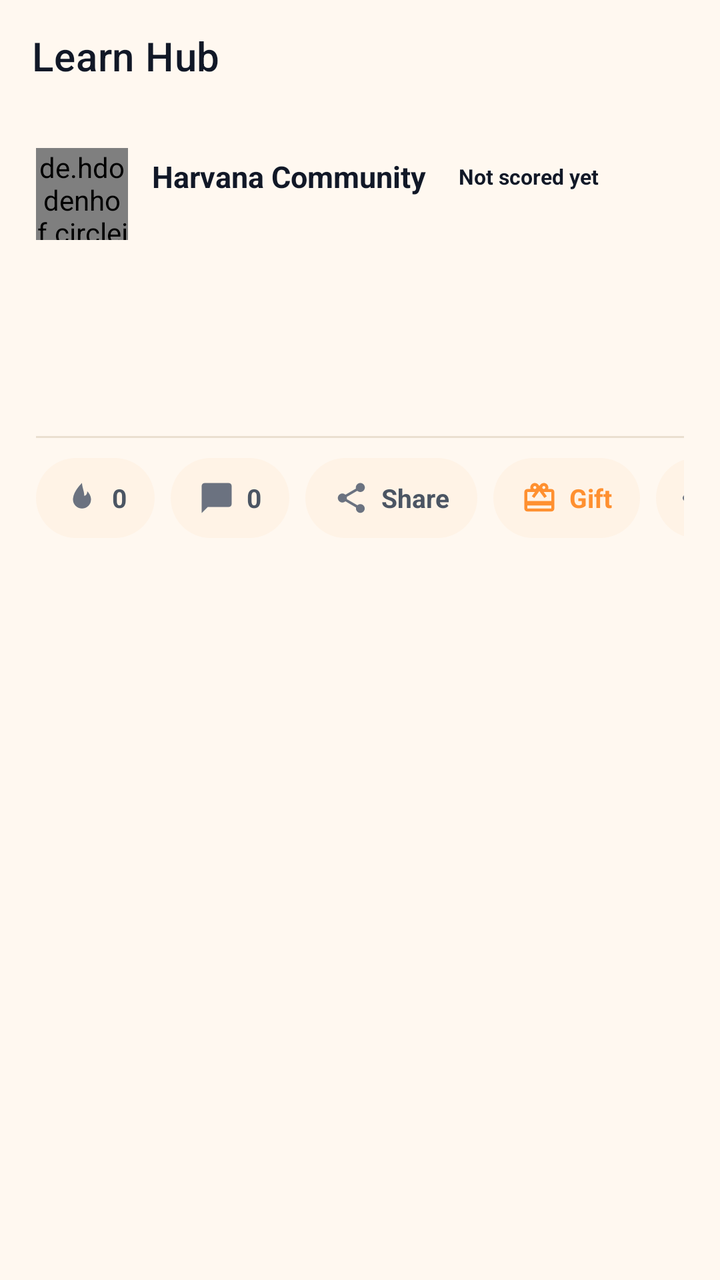
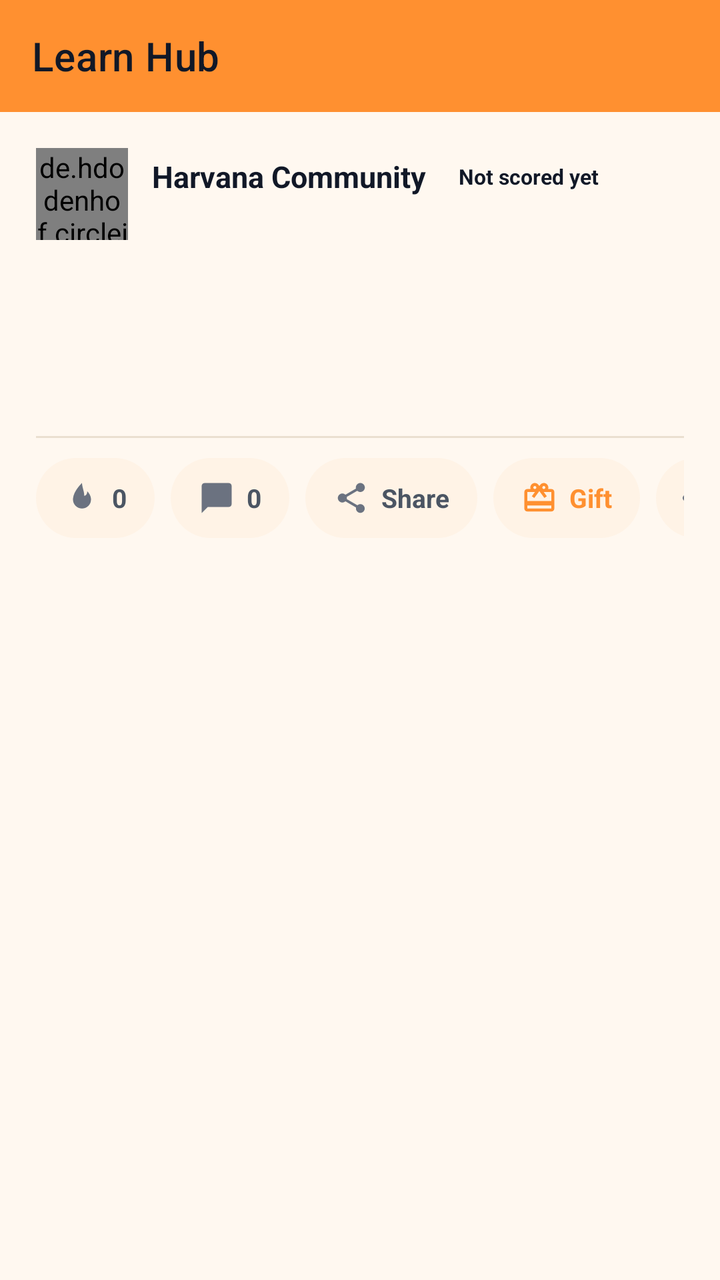

Screens rendered from an Android XML layout before and after an edit, with the pre-edit source and the edit as a unified diff.
<!-- AndroidManifest.xml: application theme AppTheme -->
<!-- res/layout/activity_learn_read.xml -->
<?xml version="1.0" encoding="utf-8"?>
<androidx.coordinatorlayout.widget.CoordinatorLayout xmlns:android="http://schemas.android.com/apk/res/android" xmlns:app="http://schemas.android.com/apk/res-auto"
    android:layout_width="match_parent"
    android:layout_height="match_parent"
    android:background="@color/colorBackground">
    <com.google.android.material.appbar.AppBarLayout
        android:layout_width="match_parent"
        android:layout_height="wrap_content"
        android:background="@android:color/transparent"
        app:elevation="0dp">
        <androidx.appcompat.widget.Toolbar
            android:id="@+id/_toolbar"
            android:layout_width="match_parent"
            android:layout_height="?attr/actionBarSize"
            app:title="Learn Hub"
            app:titleTextColor="@color/colorTextPrimary" />
    </com.google.android.material.appbar.AppBarLayout>
    <androidx.core.widget.NestedScrollView
        android:id="@+id/scroll_read"
        android:layout_width="match_parent"
        android:layout_height="match_parent"
        app:layout_behavior="@string/appbar_scrolling_view_behavior">
        <LinearLayout
            android:layout_width="match_parent"
            android:layout_height="wrap_content"
            android:orientation="vertical"
            android:padding="18dp">

            <LinearLayout
                android:layout_width="match_parent"
                android:layout_height="wrap_content"
                android:gravity="center_vertical"
                android:orientation="horizontal">
                <de.hdodenhof.circleimageview.CircleImageView
                    android:id="@+id/iv_avatar"
                    android:layout_width="46dp"
                    android:layout_height="46dp"
                    android:src="@drawable/ic_coin_harv"
                    app:civ_border_width="2dp"
                    app:civ_border_color="@color/colorAccent" />
                <LinearLayout
                    android:layout_width="0dp"
                    android:layout_height="wrap_content"
                    android:layout_weight="1"
                    android:layout_marginStart="12dp"
                    android:orientation="vertical">
                    <LinearLayout
                        android:layout_width="match_parent"
                        android:layout_height="wrap_content"
                        android:gravity="center_vertical"
                        android:orientation="horizontal">
                        <TextView
                            android:id="@+id/tv_name"
                            android:layout_width="wrap_content"
                            android:layout_height="wrap_content"
                            android:layout_weight="0"
                            android:maxLines="1"
                            android:ellipsize="end"
                            android:maxWidth="150dp"
                            android:text="Harvana Community"
                            android:textColor="@color/colorTextPrimary"
                            android:textSize="15sp"
                            android:textStyle="bold" />
                        <TextView
                            android:id="@+id/tv_trust"
                            android:layout_width="wrap_content"
                            android:layout_height="wrap_content"
                            android:layout_marginStart="8dp"
                            android:paddingStart="8dp"
                            android:paddingEnd="8dp"
                            android:paddingTop="2dp"
                            android:paddingBottom="2dp"
                            android:text="Not scored yet"
                            android:textSize="10.5sp"
                            android:textStyle="bold" />
                    </LinearLayout>
                    <TextView
                        android:id="@+id/tv_meta"
                        android:layout_width="match_parent"
                        android:layout_height="wrap_content"
                        android:layout_marginTop="1dp"
                        android:textColor="@color/colorTextTertiary"
                        android:textSize="12sp" />
                </LinearLayout>
            </LinearLayout>

            <TextView
                android:id="@+id/tv_category"
                android:layout_width="wrap_content"
                android:layout_height="wrap_content"
                android:layout_marginTop="14dp"
                android:textColor="@color/colorAccent"
                android:textSize="11.5sp"
                android:textStyle="bold" />

            <TextView
                android:id="@+id/tv_title"
                android:layout_width="match_parent"
                android:layout_height="wrap_content"
                android:layout_marginTop="4dp"
                android:textColor="@color/colorTextPrimary"
                android:textSize="17sp"
                android:textStyle="bold"
                android:lineSpacingMultiplier="1.1" />

            <TextView
                android:id="@+id/tv_body"
                android:layout_width="match_parent"
                android:layout_height="wrap_content"
                android:layout_marginTop="8dp"
                android:textColor="@color/colorTextSecondary"
                android:textSize="14.5sp"
                android:lineSpacingMultiplier="1.2"
                android:textIsSelectable="false" />

            <ImageView
                android:id="@+id/iv_cover"
                android:layout_width="match_parent"
                android:layout_height="190dp"
                android:layout_marginTop="12dp"
                android:background="@color/colorSurfaceAlt"
                android:scaleType="centerCrop"
                android:visibility="gone" />

            <View
                android:layout_width="match_parent"
                android:layout_height="1dp"
                android:layout_marginTop="14dp"
                android:background="@color/colorCardStroke" />

            <HorizontalScrollView
                android:layout_width="match_parent"
                android:layout_height="wrap_content"
                android:layout_marginTop="10dp"
                android:scrollbars="none">
                <LinearLayout
                    android:layout_width="wrap_content"
                    android:layout_height="wrap_content"
                    android:gravity="center_vertical"
                    android:orientation="horizontal">
                    <LinearLayout
                        android:id="@+id/ll_fire"
                        android:layout_width="wrap_content"
                        android:layout_height="40dp"
                        android:gravity="center"
                        android:paddingStart="14dp"
                        android:paddingEnd="14dp"
                        android:background="@drawable/bg_learn_action"
                        android:orientation="horizontal">
                        <ImageView
                            android:id="@+id/iv_fire"
                            android:layout_width="18dp"
                            android:layout_height="18dp"
                            android:src="@drawable/ic_learn_fire"
                            app:tint="@color/colorTextTertiary" />
                        <TextView
                            android:id="@+id/tv_fire"
                            android:layout_width="wrap_content"
                            android:layout_height="wrap_content"
                            android:layout_marginStart="6dp"
                            android:text="0"
                            android:textColor="@color/colorTextSecondary"
                            android:textSize="13sp"
                            android:textStyle="bold" />
                    </LinearLayout>
                    <LinearLayout
                        android:id="@+id/ll_comment"
                        android:layout_width="wrap_content"
                        android:layout_height="40dp"
                        android:layout_marginStart="8dp"
                        android:gravity="center"
                        android:paddingStart="14dp"
                        android:paddingEnd="14dp"
                        android:background="@drawable/bg_learn_action"
                        android:orientation="horizontal">
                        <ImageView
                            android:layout_width="18dp"
                            android:layout_height="18dp"
                            android:src="@drawable/ic_learn_comment"
                            app:tint="@color/colorTextTertiary" />
                        <TextView
                            android:id="@+id/tv_comment"
                            android:layout_width="wrap_content"
                            android:layout_height="wrap_content"
                            android:layout_marginStart="6dp"
                            android:text="0"
                            android:textColor="@color/colorTextSecondary"
                            android:textSize="13sp"
                            android:textStyle="bold" />
                    </LinearLayout>
                    <LinearLayout
                        android:id="@+id/ll_share"
                        android:layout_width="wrap_content"
                        android:layout_height="40dp"
                        android:layout_marginStart="8dp"
                        android:gravity="center"
                        android:paddingStart="14dp"
                        android:paddingEnd="14dp"
                        android:background="@drawable/bg_learn_action"
                        android:orientation="horizontal">
                        <ImageView
                            android:layout_width="18dp"
                            android:layout_height="18dp"
                            android:src="@drawable/ic_learn_share"
                            app:tint="@color/colorTextTertiary" />
                        <TextView
                            android:layout_width="wrap_content"
                            android:layout_height="wrap_content"
                            android:layout_marginStart="6dp"
                            android:text="Share"
                            android:textColor="@color/colorTextSecondary"
                            android:textSize="13sp"
                            android:textStyle="bold" />
                    </LinearLayout>
                    <LinearLayout
                        android:id="@+id/ll_gift"
                        android:layout_width="wrap_content"
                        android:layout_height="40dp"
                        android:layout_marginStart="8dp"
                        android:gravity="center"
                        android:paddingStart="14dp"
                        android:paddingEnd="14dp"
                        android:background="@drawable/bg_learn_action"
                        android:orientation="horizontal">
                        <ImageView
                            android:layout_width="18dp"
                            android:layout_height="18dp"
                            android:src="@drawable/ic_learn_gift"
                            app:tint="@color/colorAccent" />
                        <TextView
                            android:layout_width="wrap_content"
                            android:layout_height="wrap_content"
                            android:layout_marginStart="6dp"
                            android:text="Gift"
                            android:textColor="@color/colorAccent"
                            android:textSize="13sp"
                            android:textStyle="bold" />
                    </LinearLayout>
                    <ImageView
                        android:id="@+id/iv_more"
                        android:layout_width="40dp"
                        android:layout_height="40dp"
                        android:layout_marginStart="8dp"
                        android:padding="10dp"
                        android:background="@drawable/bg_learn_action"
                        android:src="@drawable/ic_learn_more"
                        app:tint="@color/colorTextTertiary" />
                </LinearLayout>
            </HorizontalScrollView>

            <TextView
                android:id="@+id/tv_views_line"
                android:layout_width="match_parent"
                android:layout_height="wrap_content"
                android:layout_marginTop="10dp"
                android:textColor="@color/colorTextTertiary"
                android:textSize="12sp" />

            <View
                android:id="@+id/view_end"
                android:layout_width="match_parent"
                android:layout_height="1dp"
                android:layout_marginTop="6dp" />
            <TextView
                android:id="@+id/tv_read_status"
                android:layout_width="match_parent"
                android:layout_height="wrap_content"
                android:layout_marginTop="10dp"
                android:layout_marginBottom="24dp"
                android:gravity="center_vertical"
                android:textColor="@color/colorTextTertiary"
                android:textSize="12.5sp" />
        </LinearLayout>
    </androidx.core.widget.NestedScrollView>
</androidx.coordinatorlayout.widget.CoordinatorLayout>
<!-- resources referenced by this layout -->
<resources>
  <color name="colorAccent">#FF9030</color>
  <color name="colorBackground">#FFF8F0</color>
  <color name="colorCardStroke">#EADFD0</color>
  <color name="colorSurfaceAlt">#FFF3E6</color>
  <color name="colorTextPrimary">#111827</color>
  <color name="colorTextTertiary">#6B7280</color>
  <style name="AppTheme" parent="Theme.MaterialComponents.DayNight.NoActionBar">
          
          <item name="android:textViewStyle">@style/HarvanaTextView</item>
          <item name="appBarColor">@color/colorAccent</item>
          <item name="onAppBarColor">@color/colorTextOnAccent</item>
          <item name="colorSecondary">@color/colorAccent</item>
          <item name="colorOnSecondary">@color/colorTextOnAccent</item>
          <item name="colorPrimaryVariant">@color/colorAccentDark</item>
          <item name="colorSecondaryVariant">@color/colorAccentDark</item>
          <item name="colorError">@color/colorError</item>
          <item name="colorOnError">@color/colorTextPrimaryWhite</item>
          <item name="colorControlActivated">@color/colorAccent</item>
          <item name="colorControlNormal">@color/colorControlNormal</item>
          <item name="colorControlHighlight">@color/colorAccentRipple</item>
          <item name="android:textColorHighlight">@color/colorAccentStroke</item>
          <item name="android:textColorLink">@color/colorAccentStrong</item>
          <item name="android:editTextColor">@color/colorTextPrimary</item>
          <item name="android:navigationBarColor">@color/colorBackground</item>
          <item name="colorPrimary">@color/colorAccent</item>
          <item name="colorPrimaryDark">@color/colorAccentStrong</item>
          <item name="colorAccent">@color/colorAccent</item>
          <item name="colorSurface">@color/colorSurface</item>
          <item name="colorOnPrimary">@color/colorTextOnAccent</item>
          <item name="colorOnSurface">@color/colorTextPrimary</item>
          <item name="colorOnBackground">@color/colorTextPrimary</item>
          <item name="colorOnSurfaceVariant">@color/colorTextSecondary</item>
          <item name="android:textColorPrimary">@color/colorTextPrimary</item>
          <item name="android:textColorSecondary">@color/colorTextSecondary</item>
          <item name="android:textColorHint">@color/colorTextTertiary</item>
          <item name="android:statusBarColor">?attr/appBarColor</item>
          <item name="android:windowLightStatusBar">true</item>
          <item name="android:windowBackground">@color/colorBackground</item>
          <item name="alertDialogTheme">@style/HarvanaAlertDialog</item>
          <item name="materialAlertDialogTheme">@style/HarvanaAlertDialog</item>
          <item name="bottomSheetDialogTheme">@style/HarvanaBottomSheetDialog</item>
      </style>
  <color name="colorTextOnAccent">#111827</color>
  <color name="colorAccentDark">#E57A14</color>
  <color name="colorError">#EF4444</color>
  <color name="colorAccentStrong">#B85F0A</color>
  <color name="colorSurface">#FFFFFF</color>
  <!-- unchanged entries left out for length: 18 -->
</resources>

<!-- the commit's change to res/layout/activity_learn_read.xml (unified diff, before → after) -->
@@ -6,14 +6,15 @@
     <com.google.android.material.appbar.AppBarLayout
         android:layout_width="match_parent"
         android:layout_height="wrap_content"
-        android:background="@android:color/transparent"
+        android:theme="@style/AppTheme.AppBarOverlay"
         app:elevation="0dp">
         <androidx.appcompat.widget.Toolbar
             android:id="@+id/_toolbar"
             android:layout_width="match_parent"
             android:layout_height="?attr/actionBarSize"
+            android:background="?attr/appBarColor"
             app:title="Learn Hub"
-            app:titleTextColor="@color/colorTextPrimary" />
+            app:popupTheme="@style/AppTheme.PopupOverlay" />
     </com.google.android.material.appbar.AppBarLayout>
     <androidx.core.widget.NestedScrollView
         android:id="@+id/scroll_read"
<!-- resource entries referenced after the edit -->
@@ -6,7 +6,17 @@
   <color name="colorSurfaceAlt">#FFF3E6</color>
   <color name="colorTextPrimary">#111827</color>
   <color name="colorTextTertiary">#6B7280</color>
+  <style name="AppTheme.AppBarOverlay" parent="ThemeOverlay.MaterialComponents.Light">
+          
+          <item name="android:textColorPrimary">?attr/onAppBarColor</item>
+          <item name="android:textColorSecondary">?attr/onAppBarColor</item>
+          <item name="colorControlNormal">?attr/onAppBarColor</item>
+          <item name="colorOnSurface">?attr/onAppBarColor</item>
+      </style>
+  <style name="AppTheme.PopupOverlay" parent="ThemeOverlay.MaterialComponents.Light" />
   <style name="AppTheme" parent="Theme.MaterialComponents.DayNight.NoActionBar">
+          
+          <item name="homeAsUpIndicator">@drawable/ic_nav_back</item>
           
           <item name="android:textViewStyle">@style/HarvanaTextView</item>
           <item name="appBarColor">@color/colorAccent</item>
@@ -42,6 +52,14 @@
           <item name="materialAlertDialogTheme">@style/HarvanaAlertDialog</item>
           <item name="bottomSheetDialogTheme">@style/HarvanaBottomSheetDialog</item>
       </style>
+  <!-- drawable ic_nav_back (drawable) -->
+  <?xml version="1.0" encoding="utf-8"?>
+  <vector xmlns:android="http://schemas.android.com/apk/res/android"
+      android:width="24dp" android:height="24dp" android:viewportWidth="24" android:viewportHeight="24"
+      android:autoMirrored="true"
+      android:tint="?attr/colorControlNormal">
+      <path android:fillColor="#FFFFFFFF" android:pathData="M20,11H7.83l5.59,-5.59L12,4l-8,8 8,8 1.41,-1.41L7.83,13H20v-2z" />
+  </vector>
   <color name="colorTextOnAccent">#111827</color>
   <color name="colorAccentDark">#E57A14</color>
   <color name="colorError">#EF4444</color>
